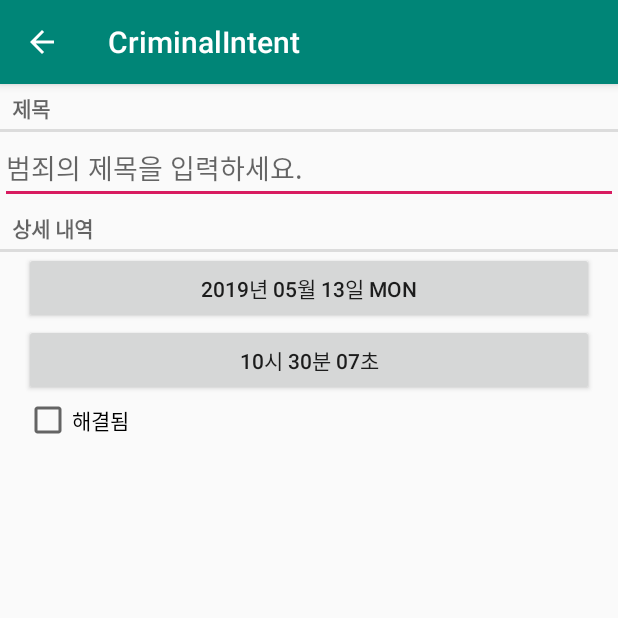
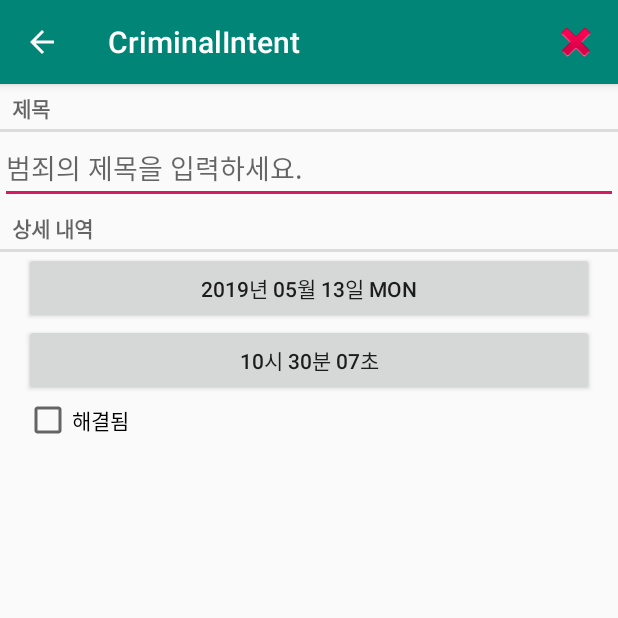
Before and after one commit to android-bignerdranch-2nd/CrimeIntent, an Android app: the CrimeFragment screen opened directly, with no data from a screen before it, on a phone screen of 412 x 824 dp, the top half of it. Run offline under Robolectric (Android 15) with nearby library versions, the phone set to English and light mode, and no system bars.

Commit message:
Chapter 13. Challange : remove crime(temp)

```diff
--- a/app/src/main/java/com/bignerdranch/android/criminalintent/CrimeFragment.java
+++ b/app/src/main/java/com/bignerdranch/android/criminalintent/CrimeFragment.java
@@ -11,6 +11,9 @@ import android.support.v4.app.FragmentManager;
 import android.text.Editable;
 import android.text.TextWatcher;
 import android.view.LayoutInflater;
+import android.view.Menu;
+import android.view.MenuInflater;
+import android.view.MenuItem;
 import android.view.View;
 import android.view.ViewGroup;
 import android.widget.Button;
@@ -55,6 +58,8 @@ public class CrimeFragment extends Fragment {
     @Override
     public void onCreate(@Nullable Bundle savedInstanceState) {
         super.onCreate(savedInstanceState);
+
+        setHasOptionsMenu(true);
 
         UUID crimeId = (UUID) getArguments().getSerializable(ARG_CRIME_ID);
         mCrime = CrimeLab.get(getActivity()).getCrime(crimeId);
@@ -123,6 +128,28 @@ public class CrimeFragment extends Fragment {
     }
 
     @Override
+    public void onCreateOptionsMenu(Menu menu, MenuInflater inflater) {
+        super.onCreateOptionsMenu(menu, inflater);
+        inflater.inflate(R.menu.fragment_crime_detail, menu);
+
+    }
+
+    @Override
+    public boolean onOptionsItemSelected(MenuItem item) {
+        switch (item.getItemId()) {
+            case R.id.menu_item_remove_crime:
+                if (CrimeLab.get(getActivity()).removeCrime(mCrime)) {
+
+                }
+                return true;
+            default:
+                return super.onOptionsItemSelected(item);
+        }
+
+
+    }
+
+    @Override
     public void onActivityResult(int requestCode, int resultCode, Intent data) {
         if (resultCode != Activity.RESULT_OK) {
             return;
--- a/app/src/main/java/com/bignerdranch/android/criminalintent/CrimeLab.java
+++ b/app/src/main/java/com/bignerdranch/android/criminalintent/CrimeLab.java
@@ -49,4 +49,9 @@ public class CrimeLab {
         return  null;
     }
 
+    public boolean removeCrime(Crime c) {
+
+        return mCrimes.remove(c);
+    }
+
 }
--- /dev/null
+++ b/app/src/main/res/menu/fragment_crime_detail.xml
@@ -0,0 +1,12 @@
+<?xml version="1.0" encoding="utf-8"?>
+<menu xmlns:android="http://schemas.android.com/apk/res/android"
+    xmlns:app="http://schemas.android.com/apk/res-auto">
+
+    <item
+        android:id="@+id/menu_item_remove_crime"
+        android:icon="@android:drawable/ic_delete"
+        android:title="@string/remove_crime"
+        app:showAsAction="ifRoom|withText"
+        />
+
+</menu>
--- a/app/src/main/res/values/strings.xml
+++ b/app/src/main/res/values/strings.xml
@@ -16,4 +16,6 @@
     <string name="hide_subtitle">서비타이틀 감추기</string>
     <string name="subtitle_format">%1$s 건</string>
 
+    <string name="remove_crime">범죄 삭제</string>
+
 </resources>
```
